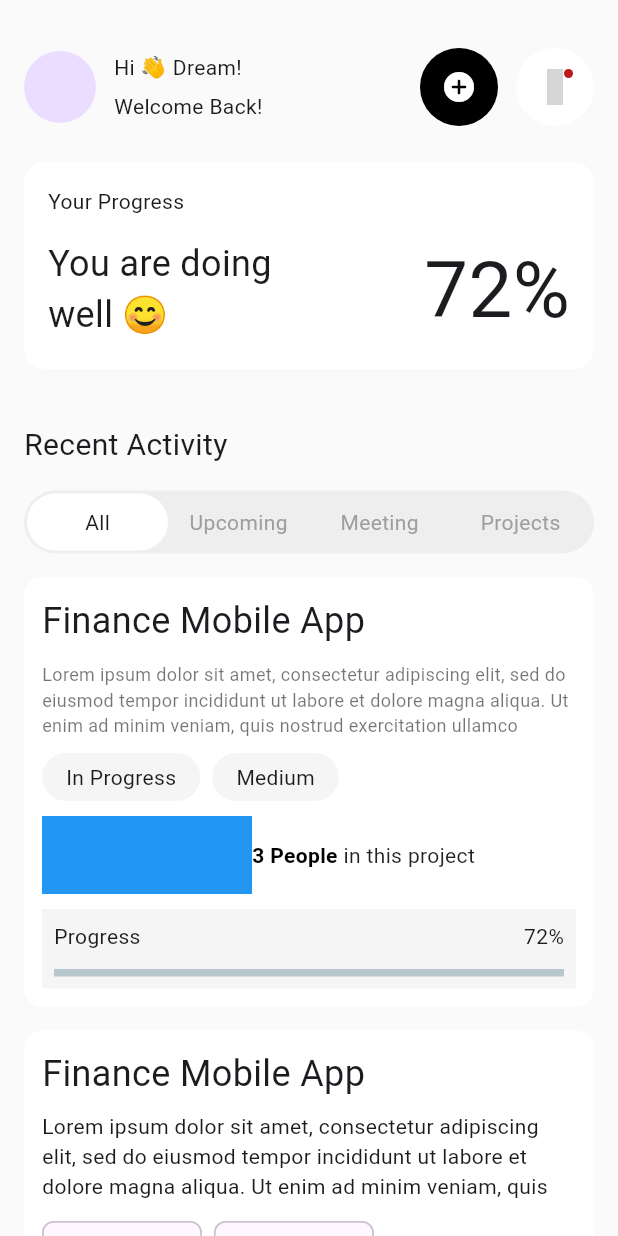
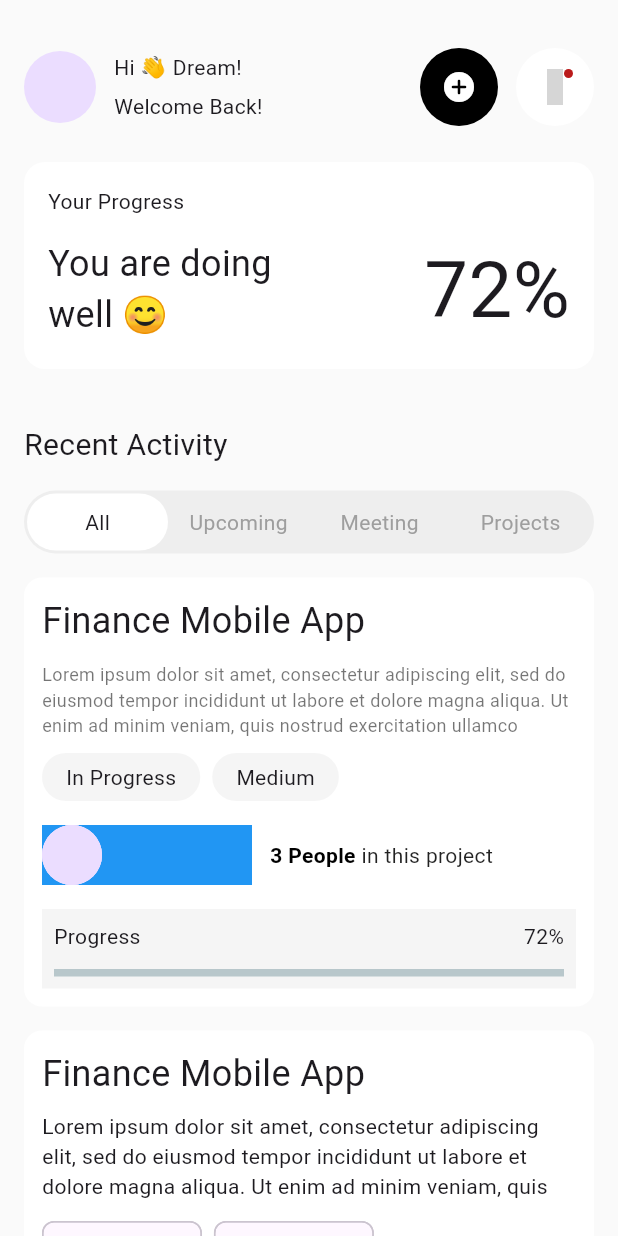
Before and after one commit to JAICHANGPARK/flutter_notebook_chapter_44, a Flutter app: the TaskManagementMainPage screen opened directly, on a phone screen of 412 x 824 dp. Run offline on Flutter 3.47's test engine with Material 3 defaults, Android fonts, the phone set to English and light mode, and no system bars; drawn by our look-alikes of percent_indicator; our stand-ins replace gap, hugeicons; grey boxes are pictures that could not be loaded.

Commit message:
Update task_management_main_page.dart

```diff
--- a/lib/ep2207_task_management_app/ui/task_management_main_page.dart
+++ b/lib/ep2207_task_management_app/ui/task_management_main_page.dart
@@ -194,11 +194,17 @@ class _TaskManagementMainPageState extends State<TaskManagementMainPage> {
                             Container(
                               height: 52,
                               child: Row(
+                                spacing: 12,
                                 children: [
                                   Container(
                                     width: 140,
                                     color: Colors.blue,
-                                    child: Stack(),
+                                    child: Stack(
+                                      children:
+                                          List.generate(3, (idx) {
+                                            return CircleAvatar();
+                                          }).toList(),
+                                    ),
                                   ),
                                   Expanded(
                                     child: Text.rich(
```
